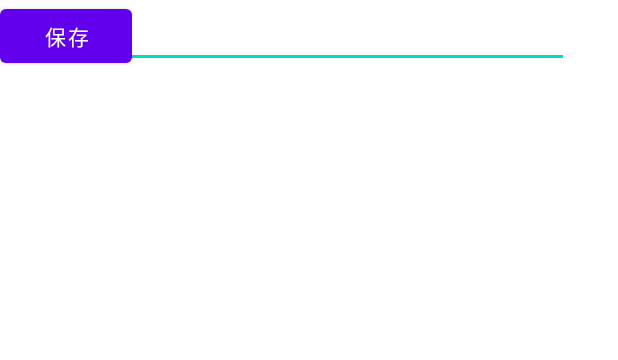
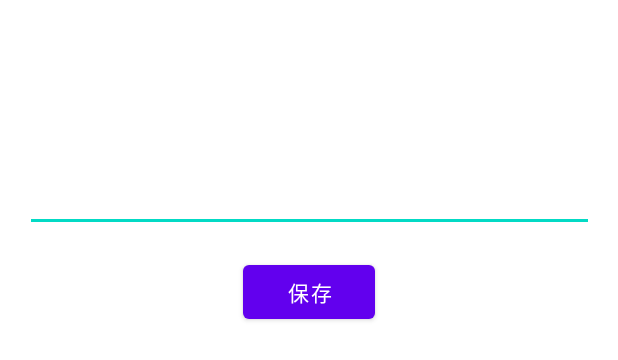
Before and after one commit to lit-android/bughouse-ogoogo, an Android app: the layout activity_save.xml on its own in the app's theme, with its tools: preview values and no code run, on a phone screen of 412 x 824 dp. Shown: the top 360 px of the screen. Run offline under Robolectric (Android 15) with nearby library versions, the phone set to English and light mode, and no system bars.

Commit message:
一時間頑張ったのでとりあえず提出します

```diff
--- a/app/src/main/AndroidManifest.xml
+++ b/app/src/main/AndroidManifest.xml
@@ -19,6 +19,8 @@
         </activity>
         <activity android:name=".count.CountActivity"/>
         <activity android:name=".load.LoadActivity"/>
+        <activity android:name=".save.SaveActivity"/>
+        <activity android:name=".list.ListActivity"/>
     </application>
 
 </manifest>
--- a/app/src/main/java/app/nickname/myoji/bughouse/count/CountActivity.kt
+++ b/app/src/main/java/app/nickname/myoji/bughouse/count/CountActivity.kt
@@ -12,7 +12,7 @@ class CountActivity : AppCompatActivity() {
     override fun onCreate(savedInstanceState: Bundle?) {
         super.onCreate(savedInstanceState)
         setContentView(R.layout.activity_count)
-        setContentView(R.layout.activity_count)
+
 
         val button: Button = findViewById(R.id.button)
         val textView: TextView = findViewById(R.id.text_view)
--- a/app/src/main/java/app/nickname/myoji/bughouse/launcher/LauncherActivity.kt
+++ b/app/src/main/java/app/nickname/myoji/bughouse/launcher/LauncherActivity.kt
@@ -6,6 +6,7 @@ import androidx.appcompat.app.AppCompatActivity
 import app.nickname.myoji.bughouse.count.CountActivity
 import app.nickname.myoji.bughouse.load.LoadActivity
 import app.nickname.myoji.bughouse.R
+import app.nickname.myoji.bughouse.list.ListActivity
 import app.nickname.myoji.bughouse.save.SaveActivity
 
 class LauncherActivity : AppCompatActivity() {
@@ -33,6 +34,9 @@ class LauncherActivity : AppCompatActivity() {
             val intent = Intent(this, LoadActivity::class.java)
             startActivity(intent)
         }
-        listActivityCell.setOnClickListener { }
+        listActivityCell.setOnClickListener {
+            val intent = Intent(this,ListActivity::class.java)
+            startActivity(intent)
+        }
     }
 }
--- a/app/src/main/java/app/nickname/myoji/bughouse/save/SaveActivity.kt
+++ b/app/src/main/java/app/nickname/myoji/bughouse/save/SaveActivity.kt
@@ -18,9 +18,12 @@ class SaveActivity : AppCompatActivity() {
         val sharedPreferences = getSharedPreferences("Second", Context.MODE_PRIVATE)
         val editor = sharedPreferences.edit()
 
+
         saveButton.setOnClickListener {
             val text = input.text.toString()
             editor.putString("SAVE", text)
+            editor.apply()
+
         }
     }
 }
--- a/app/src/main/res/layout/activity_count.xml
+++ b/app/src/main/res/layout/activity_count.xml
@@ -11,11 +11,11 @@
             android:layout_width="wrap_content"
             android:layout_height="wrap_content"
             android:text="0"
-        android:textSize="1000sp"
+            android:textSize="36sp"
             app:layout_constraintBottom_toTopOf="@id/button"
             app:layout_constraintEnd_toEndOf="parent"
             app:layout_constraintStart_toStartOf="parent"
-        app:layout_constraintTop_toTopOf="parent" />
+            app:layout_constraintTop_toTopOf="parent"/>
 
     <Button
         android:id="@+id/button"
--- a/app/src/main/res/layout/activity_save.xml
+++ b/app/src/main/res/layout/activity_save.xml
@@ -1,7 +1,7 @@
 <?xml version="1.0" encoding="utf-8"?>
 <androidx.constraintlayout.widget.ConstraintLayout
     xmlns:android="http://schemas.android.com/apk/res/android"
-    xmlns:tools="http://schemas.android.com/tools"
+    xmlns:app="http://schemas.android.com/apk/res-auto" xmlns:tools="http://schemas.android.com/tools"
     android:layout_width="match_parent"
     android:layout_height="match_parent"
     tools:context=".save.SaveActivity">
@@ -10,15 +10,17 @@
             android:id="@+id/input"
             android:layout_width="379dp"
             android:layout_height="wrap_content"
-        tools:layout_editor_absoluteX="16dp"
-        tools:layout_editor_absoluteY="109dp"/>
+            app:layout_constraintStart_toStartOf="parent"
+            app:layout_constraintEnd_toEndOf="parent" app:layout_constraintTop_toTopOf="parent"
+            android:layout_marginTop="109dp"/>
 
     <Button
             android:id="@+id/save_button"
             android:layout_width="wrap_content"
             android:layout_height="wrap_content"
             android:text="保存"
-        tools:layout_editor_absoluteX="162dp"
-        tools:layout_editor_absoluteY="170dp"/>
+            app:layout_constraintStart_toStartOf="parent"
+            app:layout_constraintEnd_toEndOf="parent" android:layout_marginTop="16dp"
+            app:layout_constraintTop_toBottomOf="@+id/input"/>
 
 </androidx.constraintlayout.widget.ConstraintLayout>
```
Also changed, not shown: app/src/main/java/app/nickname/myoji/bughouse/list/ListActivity.kt (+4 -3 lines), app/src/main/java/app/nickname/myoji/bughouse/load/LoadActivity.kt (+6 -4 lines). Lines whose indentation alone changed are shown as unchanged.
